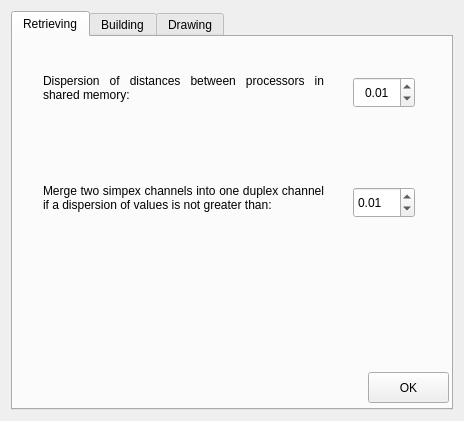
Qt form src/network_viewer_qt_v2/GUI/topoviewer.ui (clustbench/network-tests2) before a commit.
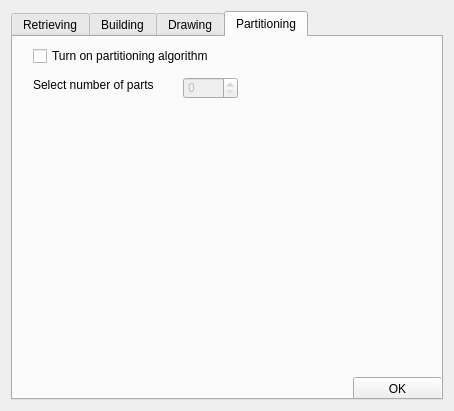
The same form after that commit. Icons and pictures are not drawn.

```diff
--- a/src/network_viewer_qt_v2/GUI/topoviewer.ui
+++ b/src/network_viewer_qt_v2/GUI/topoviewer.ui
@@ -6,8 +6,8 @@
    <rect>
     <x>0</x>
     <y>0</y>
-    <width>464</width>
-    <height>421</height>
+    <width>454</width>
+    <height>411</height>
    </rect>
   </property>
   <property name="sizePolicy">
@@ -27,7 +27,7 @@
    <item>
     <widget class="QTabWidget" name="mainWidget">
      <property name="currentIndex">
-      <number>0</number>
+      <number>3</number>
      </property>
      <property name="usesScrollButtons">
       <bool>false</bool>
@@ -643,6 +643,66 @@
        </property>
       </widget>
      </widget>
+     <widget class="QWidget" name="tabPrt">
+      <attribute name="title">
+       <string>Partitioning</string>
+      </attribute>
+      <widget class="QSpinBox" name="prtNmbSB">
+       <property name="enabled">
+        <bool>false</bool>
+       </property>
+       <property name="geometry">
+        <rect>
+         <x>170</x>
+         <y>40</y>
+         <width>55</width>
+         <height>22</height>
+        </rect>
+       </property>
+       <property name="maximum">
+        <number>999</number>
+       </property>
+      </widget>
+      <widget class="QLabel" name="label">
+       <property name="geometry">
+        <rect>
+         <x>20</x>
+         <y>40</y>
+         <width>151</width>
+         <height>16</height>
+        </rect>
+       </property>
+       <property name="text">
+        <string>Select number of parts</string>
+       </property>
+      </widget>
+      <widget class="QPushButton" name="OK4">
+       <property name="geometry">
+        <rect>
+         <x>340</x>
+         <y>340</y>
+         <width>89</width>
+         <height>23</height>
+        </rect>
+       </property>
+       <property name="text">
+        <string>OK</string>
+       </property>
+      </widget>
+      <widget class="QCheckBox" name="prtCB">
+       <property name="geometry">
+        <rect>
+         <x>20</x>
+         <y>10</y>
+         <width>221</width>
+         <height>18</height>
+        </rect>
+       </property>
+       <property name="text">
+        <string>Turn on partitioning algorithm</string>
+       </property>
+      </widget>
+     </widget>
     </widget>
    </item>
   </layout>
```
Left out of the diff: 34 changed lines with no effect on the pictures.
